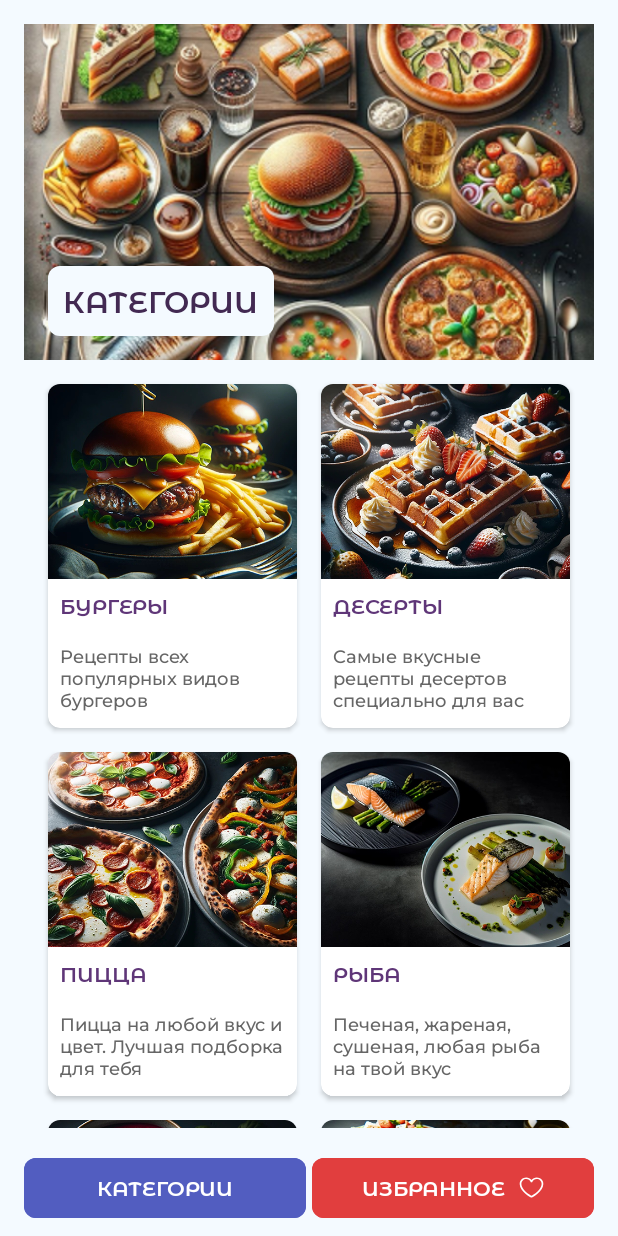
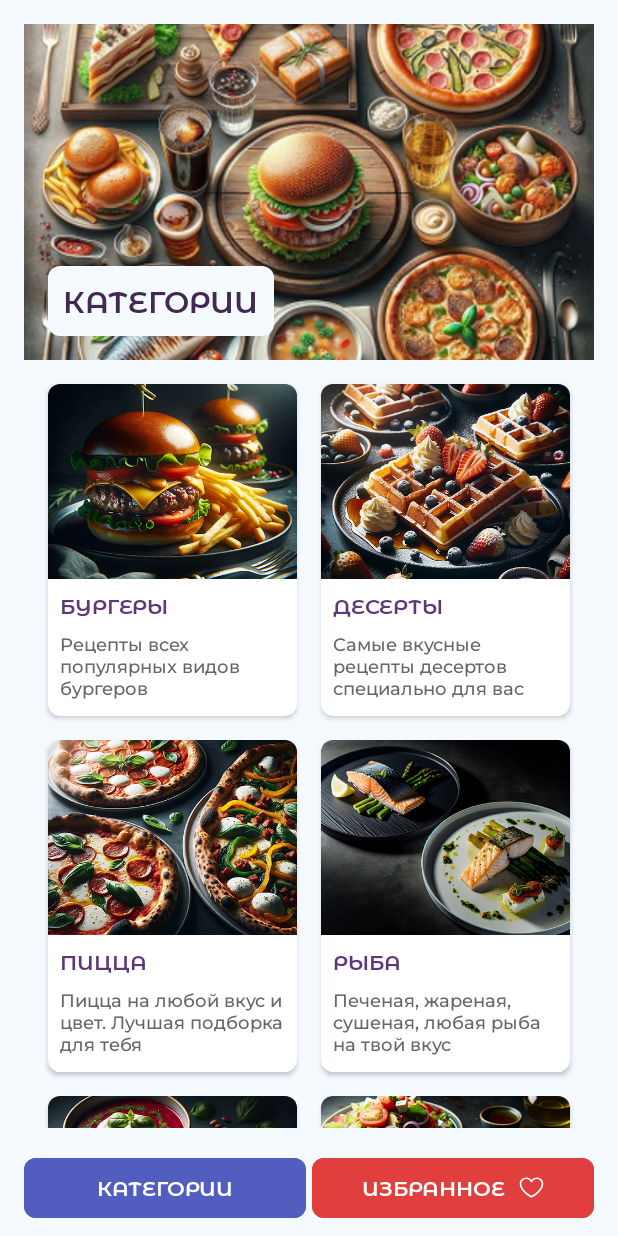
Before and after one commit to COBaOrNotCOBa/COBaRecipesApp, an Android app: the screen it shows after launch (MainActivity), on a phone screen of 412 x 824 dp. Run offline under Robolectric (Android 15) with nearby library versions, the phone set to English and light mode, and no system bars.

Commit message:
RA-08 Отступ в item для описания поправил

```diff
--- a/app/src/main/res/layout/item_category.xml
+++ b/app/src/main/res/layout/item_category.xml
@@ -1,9 +1,9 @@
 <?xml version="1.0" encoding="utf-8"?>
 <androidx.cardview.widget.CardView xmlns:android="http://schemas.android.com/apk/res/android"
     xmlns:app="http://schemas.android.com/apk/res-auto"
+    xmlns:tools="http://schemas.android.com/tools"
     android:layout_width="match_parent"
     android:layout_height="wrap_content"
-    xmlns:tools="http://schemas.android.com/tools"
     android:layout_marginHorizontal="@dimen/padding_half"
     android:layout_marginVertical="@dimen/padding_half"
     android:clickable="true"
@@ -22,11 +22,12 @@
             android:layout_height="130dp"
             android:scaleType="centerCrop"
             tools:src="@drawable/bcg_categories">
+
         </ImageView>
 
         <TextView
+            android:id="@+id/tv_title"
             style="@style/StyleItemTitle14"
-            android:id="@+id/tv_title"
             android:layout_width="match_parent"
             android:layout_height="wrap_content"
             android:layout_marginHorizontal="@dimen/padding_half"
@@ -34,12 +35,12 @@
             tools:text="Category Name" />
 
         <TextView
+            android:id="@+id/tv_description"
             style="@style/StyleItemDescription12"
-            android:id="@+id/tv_description"
             android:layout_width="match_parent"
             android:layout_height="wrap_content"
             android:layout_marginHorizontal="@dimen/padding_half"
-            android:layout_marginVertical="@dimen/padding_half"
+            android:layout_marginBottom="@dimen/padding_half"
             tools:text="Description Name" />
 
     </LinearLayout>
```
